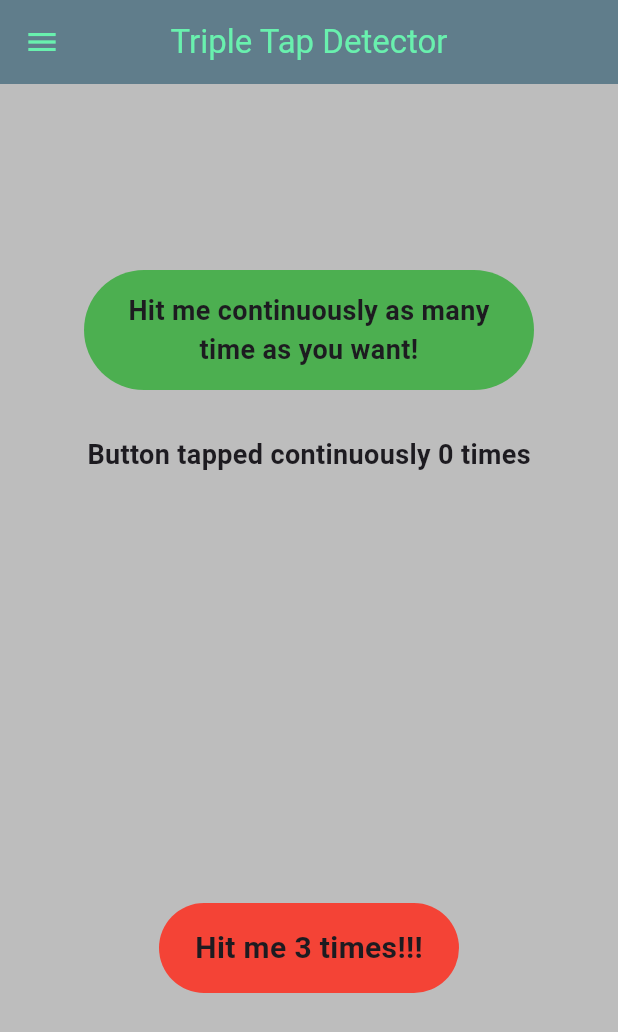
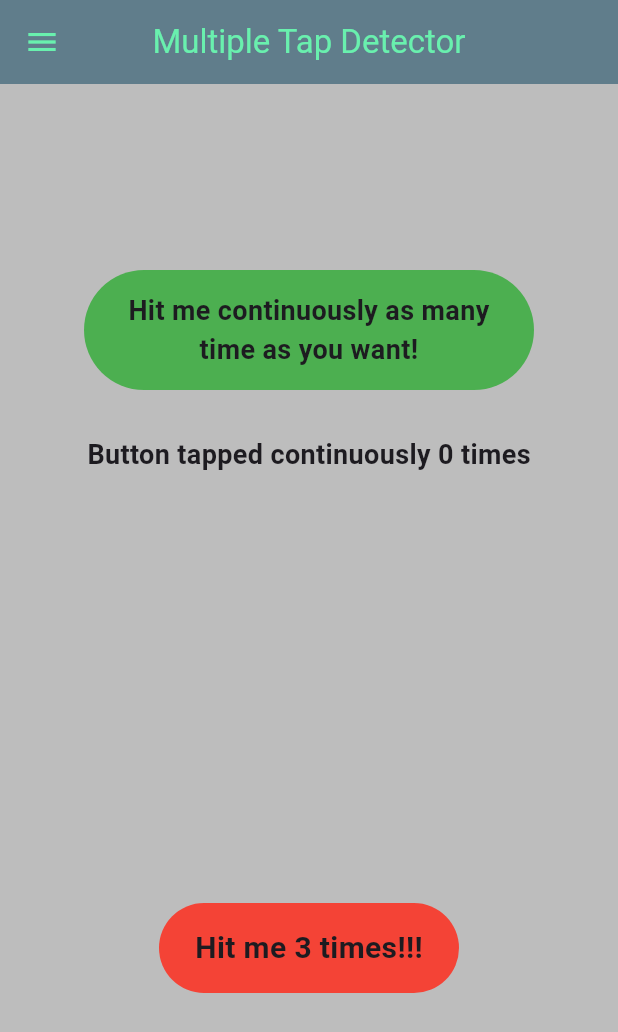
Before and after one commit to sssloba/flutter_techniques, a Flutter app: the MultiTapDetectorDemo screen opened directly, on a phone screen of 412 x 824 dp. Shown: the top 1032 px of the screen. Run offline on Flutter 3.47's test engine with Material 3 defaults, Android fonts, the light colour scheme and no system bars.

Commit message:
multiple-tap-title

```diff
--- a/lib/screens/multi_tap_detector/multi_tap_detector_demo.dart
+++ b/lib/screens/multi_tap_detector/multi_tap_detector_demo.dart
@@ -11,7 +11,7 @@ class MultiTapDetectorDemo extends StatelessWidget {
   @override
   Widget build(BuildContext context) {
     return const AppScaffold(
-      title: 'Triple Tap Detector',
+      title: 'Multiple Tap Detector',
       body: Column(
         children: [
           Expanded(child: _MultiTapDetectorCounter()),
```
